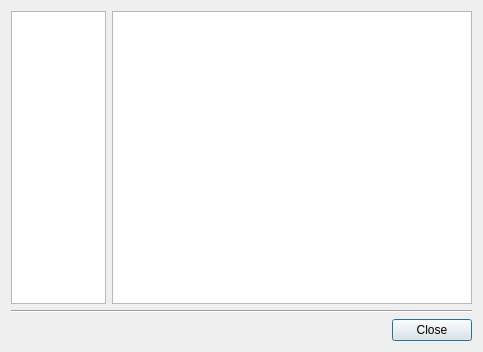
Above: AboutDlg.ui from LubosD/fatrat before the change. Below: the same form after it.
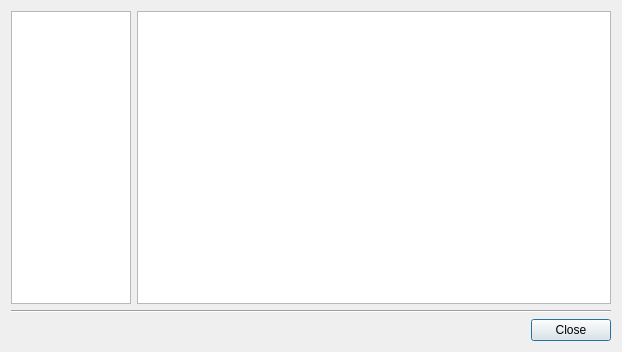
That is the form after the change. The open tabs and pages were chosen to show the change. Icons and pictures are not drawn.

Commit message: - Torrent detailed view displays total downloaded/uploaded bytes - Added BitTorrentMonster search engine, by David Watzke

What changed in the file:
```diff
--- a/AboutDlg.ui
+++ b/AboutDlg.ui
@@ -5,7 +5,7 @@
    <rect>
     <x>0</x>
     <y>0</y>
-    <width>483</width>
+    <width>622</width>
     <height>352</height>
    </rect>
   </property>
@@ -21,15 +21,30 @@
        <height>16777215</height>
       </size>
      </property>
-     <property name="iconSize" >
-      <size>
-       <width>32</width>
-       <height>32</height>
-      </size>
+     <property name="dragDropMode" >
+      <enum>QAbstractItemView::NoDragDrop</enum>
      </property>
-     <property name="uniformItemSizes" >
+     <property name="selectionBehavior" >
+      <enum>QAbstractItemView::SelectRows</enum>
+     </property>
+     <property name="textElideMode" >
+      <enum>Qt::ElideMiddle</enum>
+     </property>
+     <property name="flow" >
+      <enum>QListView::LeftToRight</enum>
+     </property>
+     <property name="isWrapping" stdset="0" >
       <bool>true</bool>
      </property>
+     <property name="resizeMode" >
+      <enum>QListView::Adjust</enum>
+     </property>
+     <property name="gridSize" >
+      <size>
+       <width>-1</width>
+       <height>48</height>
+      </size>
+     </property>
     </widget>
    </item>
    <item row="0" column="1" >
@@ -99,7 +114,13 @@
         <number>0</number>
        </property>
        <item row="0" column="0" >
-        <widget class="QTextBrowser" name="textLicense" />
+        <widget class="QTextBrowser" name="textLicense" >
+         <property name="font" >
+          <font>
+           <family>Courier New</family>
+          </font>
+         </property>
+        </widget>
        </item>
       </layout>
      </widget>
```
The commit also changes 7 other files.
